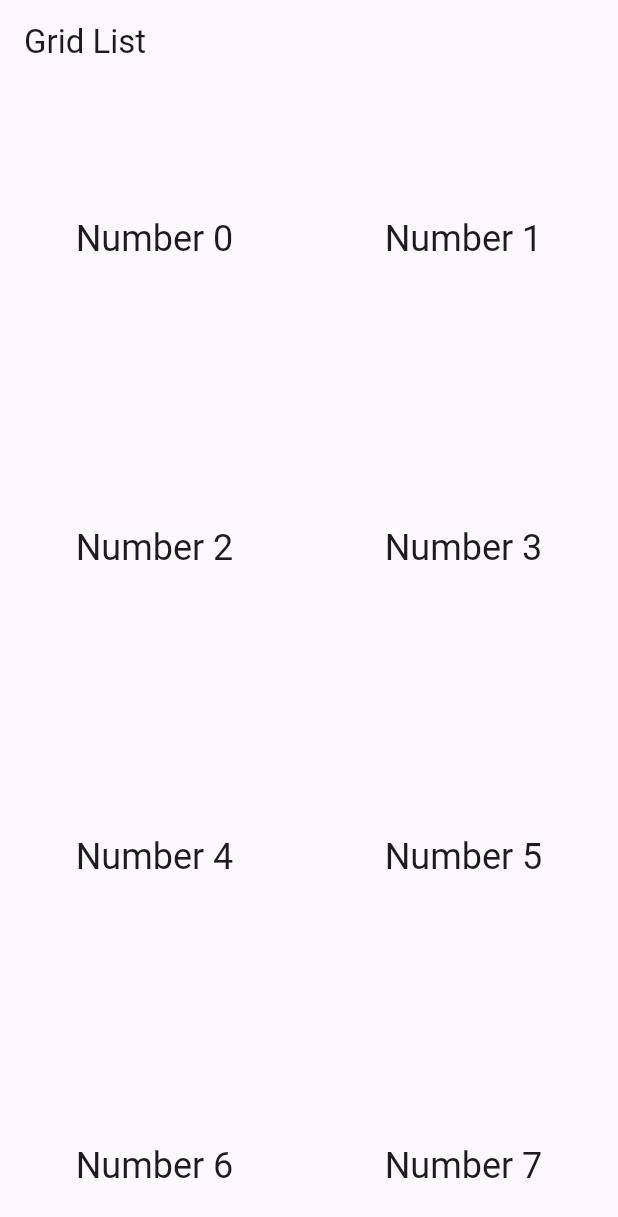
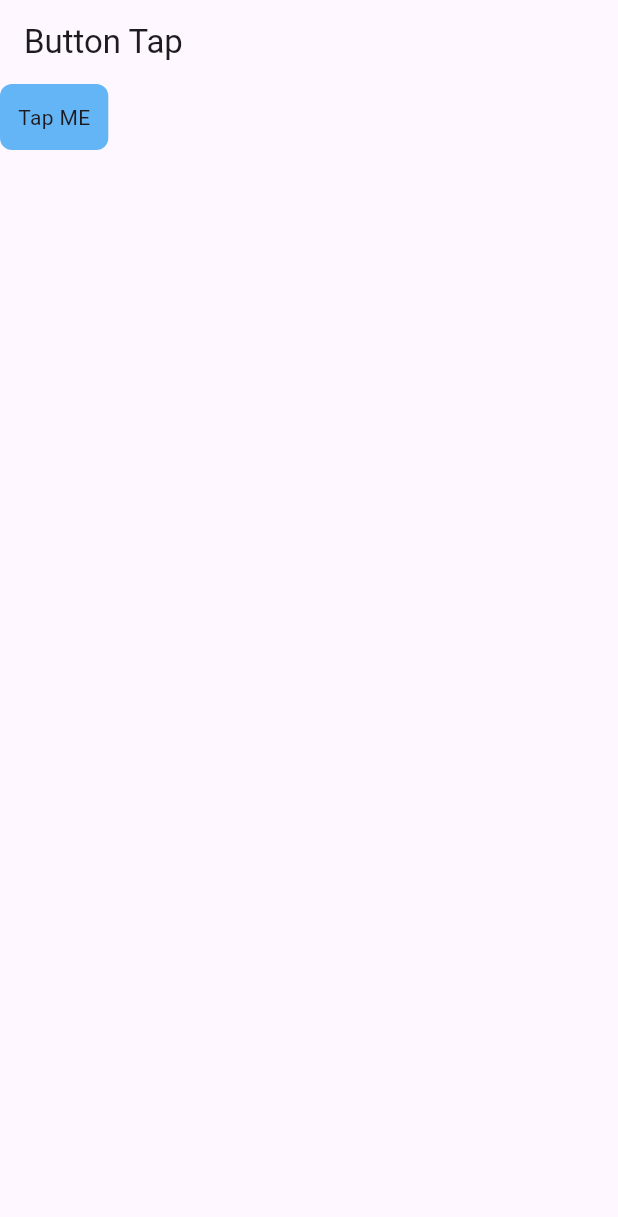
Before and after one commit to panchalbhavya2210/flutter_learn, a Flutter app: the screen it shows after launch, on a phone screen of 412 x 824 dp. Shown: the top 1217 px of the screen. Run offline on Flutter 3.47's test engine with Material 3 defaults, Android fonts, the phone set to English and light mode, and no system bars.

Commit message:
show snack bar

```diff
--- a/lib/main.dart
+++ b/lib/main.dart
@@ -1,33 +1,52 @@
-import 'package:flutter/material.dart';
+import "package:flutter/material.dart";
 
-void main() {
-  runApp(const MyApp());
-}
+void main() => runApp(MyApp());
 
 class MyApp extends StatelessWidget {
   const MyApp({super.key});
 
   @override
   Widget build(BuildContext context) {
-    const title = 'Grid List';
+    const String title = "Button Tap";
 
     return MaterialApp(
       title: title,
-      home: Scaffold(
-        appBar: AppBar(
-          title: const Text(title),
-        ),
-        body: GridView.count(
-          crossAxisCount: 2,
-          children: List.generate(50, (index) {
-            return Center(
-              child: Text(
-                'Number $index',
-                style: Theme.of(context).textTheme.headlineSmall,
-              ),
-            );
-          }),
-        ),
+      home: MyHomePg(title: title),
+    );
+  }
+}
+
+class MyHomePg extends StatelessWidget {
+  final String title;
+  const MyHomePg({super.key, required this.title});
+
+  @override
+  Widget build(BuildContext context) {
+    return Scaffold(
+      appBar: AppBar(
+        title: Text(title),
+      ),
+      body: MyBtn(),
+    );
+  }
+}
+
+class MyBtn extends StatelessWidget {
+  const MyBtn({super.key});
+
+  @override
+  Widget build(BuildContext context) {
+    return GestureDetector(
+      onTap: () {
+        const snack = SnackBar(content: Text("I was tapped"));
+
+        ScaffoldMessenger.of(context).showSnackBar(snack);
+      },
+      child: Container(
+        padding: const EdgeInsets.all(12),
+        decoration: BoxDecoration(
+            color: Colors.blue[300], borderRadius: BorderRadius.circular(8)),
+        child: const Text('Tap ME'),
       ),
     );
   }
```
